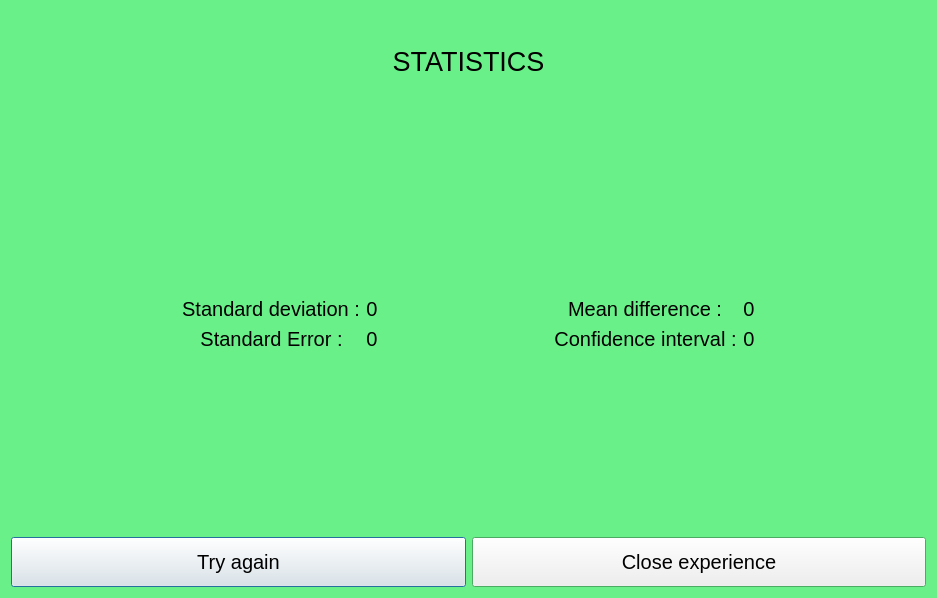
First picture: the form in gui/resultsview.ui, repository SophieShirine/FittsLaw, before the edit.
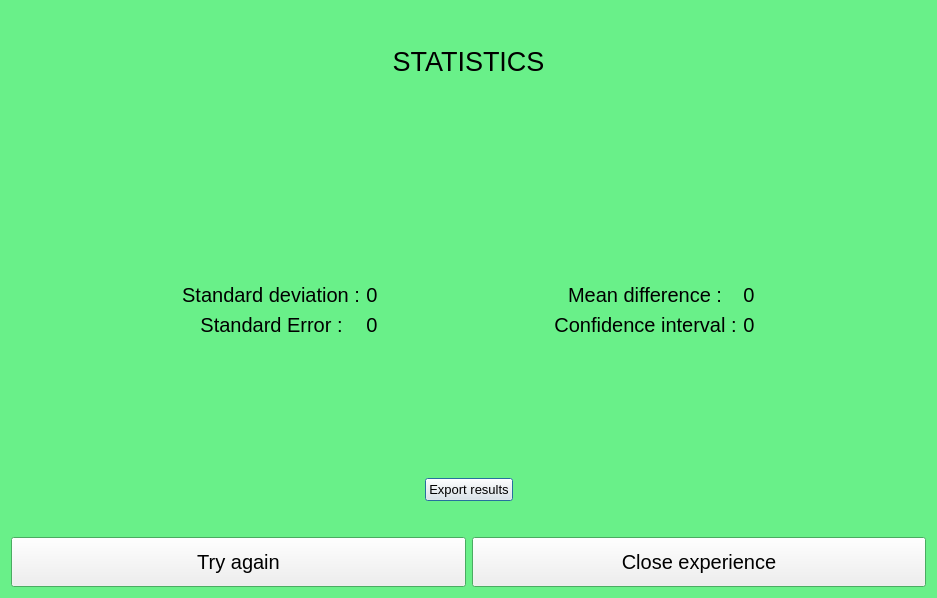
Second picture: the form after the edit.

```diff
--- a/gui/resultsview.ui
+++ b/gui/resultsview.ui
@@ -77,6 +77,9 @@
   <property name="windowTitle">
    <string>Dialog</string>
   </property>
+  <property name="layoutDirection">
+   <enum>Qt::LeftToRight</enum>
+  </property>
   <layout class="QVBoxLayout" name="verticalLayout">
    <item>
     <layout class="QVBoxLayout" name="statsLayout">
@@ -305,6 +308,60 @@
      </item>
     </layout>
    </item>
+   <item>
+    <layout class="QHBoxLayout">
+     <property name="spacing">
+      <number>7</number>
+     </property>
+     <item>
+      <spacer name="horizontalSpacer_4">
+       <property name="orientation">
+        <enum>Qt::Horizontal</enum>
+       </property>
+       <property name="sizeHint" stdset="0">
+        <size>
+         <width>40</width>
+         <height>20</height>
+        </size>
+       </property>
+      </spacer>
+     </item>
+     <item>
+      <widget class="QPushButton" name="saveBtn">
+       <property name="enabled">
+        <bool>true</bool>
+       </property>
+       <property name="maximumSize">
+        <size>
+         <width>120</width>
+         <height>16777215</height>
+        </size>
+       </property>
+       <property name="font">
+        <font>
+         <pointsize>10</pointsize>
+        </font>
+       </property>
+       <property name="text">
+        <string>Export results</string>
+       </property>
+      </widget>
+     </item>
+     <item>
+      <spacer name="horizontalSpacer_5">
+       <property name="orientation">
+        <enum>Qt::Horizontal</enum>
+       </property>
+       <property name="sizeHint" stdset="0">
+        <size>
+         <width>40</width>
+         <height>20</height>
+        </size>
+       </property>
+      </spacer>
+     </item>
+    </layout>
+   </item>
    <item>
     <spacer name="verticalSpacer">
      <property name="orientation">
```
